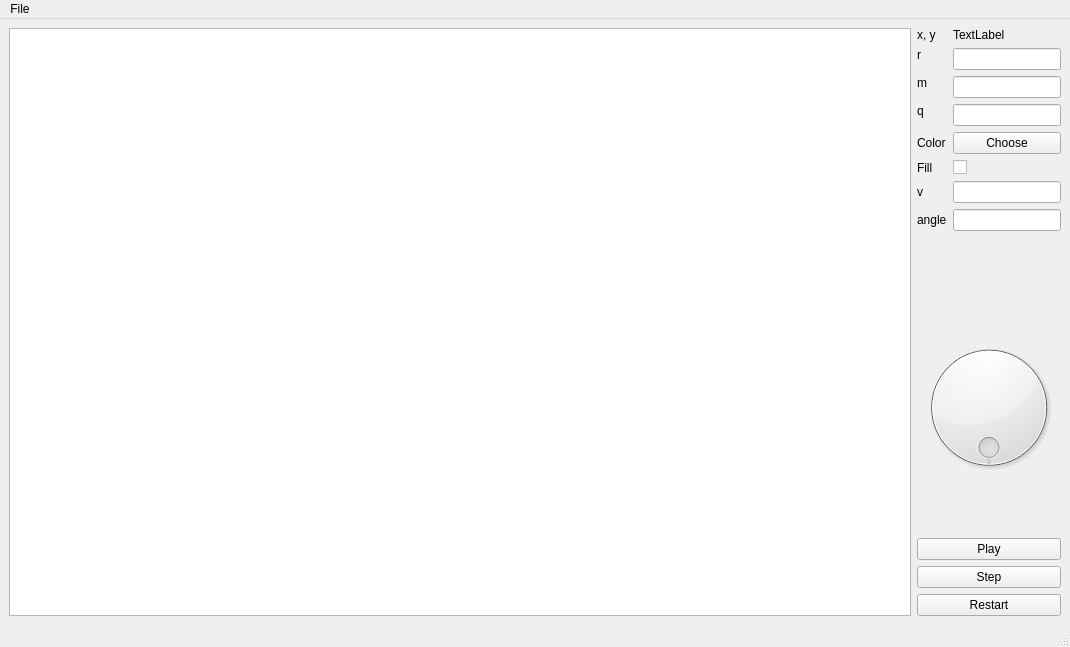
dmokin2022/PhysicalModelling, file mainwindow.ui: the form before one commit.
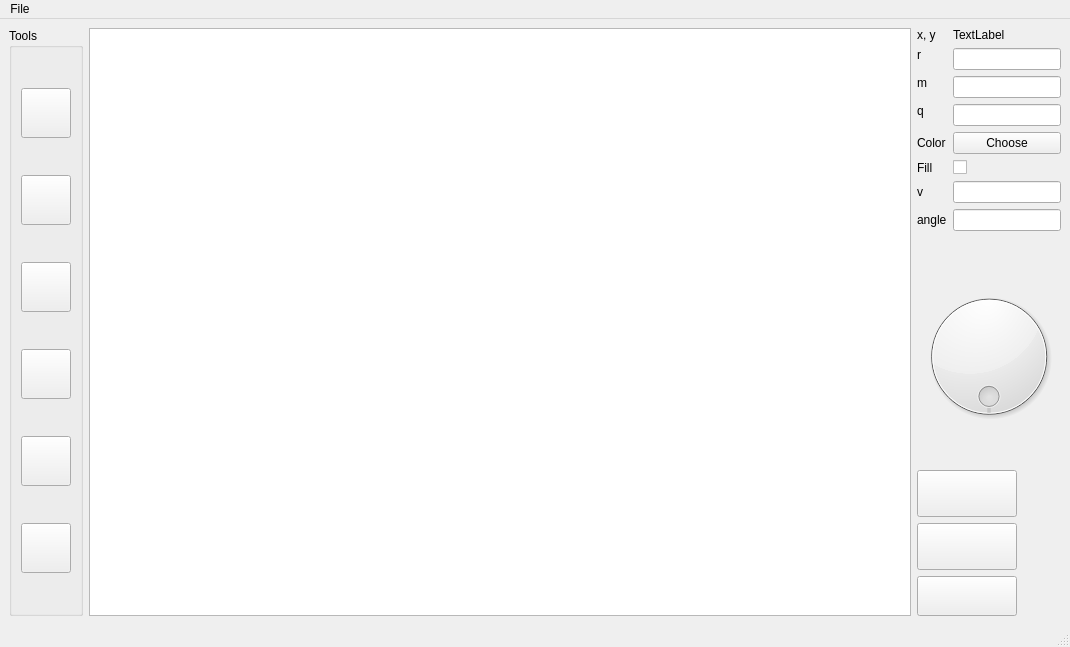
The form after the commit. Icons and pictures are not drawn.

What changed in the file:
```diff
--- a/mainwindow.ui
+++ b/mainwindow.ui
@@ -21,6 +21,131 @@
     </sizepolicy>
    </property>
    <layout class="QHBoxLayout" name="horizontalLayout_2">
+    <item>
+     <widget class="QGroupBox" name="groupBox">
+      <property name="title">
+       <string>Tools</string>
+      </property>
+      <layout class="QVBoxLayout" name="verticalLayout_2">
+       <item>
+        <widget class="QToolButton" name="toolButton_2">
+         <property name="minimumSize">
+          <size>
+           <width>50</width>
+           <height>50</height>
+          </size>
+         </property>
+         <property name="text">
+          <string/>
+         </property>
+         <property name="icon">
+          <iconset resource="Resources.qrc">
+           <normaloff>:/icons/Resources/Icons/icons8_circle.ico</normaloff>:/icons/Resources/Icons/icons8_circle.ico</iconset>
+         </property>
+         <property name="iconSize">
+          <size>
+           <width>30</width>
+           <height>30</height>
+          </size>
+         </property>
+         <property name="checkable">
+          <bool>true</bool>
+         </property>
+        </widget>
+       </item>
+       <item>
+        <widget class="QToolButton" name="toolButton_4">
+         <property name="minimumSize">
+          <size>
+           <width>50</width>
+           <height>50</height>
+          </size>
+         </property>
+         <property name="text">
+          <string/>
+         </property>
+         <property name="icon">
+          <iconset resource="Resources.qrc">
+           <normaloff>:/icons/Resources/Icons/icons8_connect.ico</normaloff>:/icons/Resources/Icons/icons8_connect.ico</iconset>
+         </property>
+         <property name="iconSize">
+          <size>
+           <width>30</width>
+           <height>30</height>
+          </size>
+         </property>
+         <property name="checkable">
+          <bool>true</bool>
+         </property>
+        </widget>
+       </item>
+       <item>
+        <widget class="QToolButton" name="toolButton_6">
+         <property name="minimumSize">
+          <size>
+           <width>50</width>
+           <height>50</height>
+          </size>
+         </property>
+         <property name="text">
+          <string/>
+         </property>
+         <property name="checkable">
+          <bool>true</bool>
+         </property>
+        </widget>
+       </item>
+       <item>
+        <widget class="QToolButton" name="toolButton_5">
+         <property name="minimumSize">
+          <size>
+           <width>50</width>
+           <height>50</height>
+          </size>
+         </property>
+         <property name="text">
+          <string/>
+         </property>
+         <property name="checkable">
+          <bool>true</bool>
+         </property>
+        </widget>
+       </item>
+       <item>
+        <widget class="QToolButton" name="toolButton_3">
+         <property name="minimumSize">
+          <size>
+           <width>50</width>
+           <height>50</height>
+          </size>
+         </property>
+         <property name="text">
+          <string/>
+         </property>
+         <property name="checkable">
+          <bool>true</bool>
+         </property>
+        </widget>
+       </item>
+       <item>
+        <widget class="QToolButton" name="toolButton">
+         <property name="minimumSize">
+          <size>
+           <width>50</width>
+           <height>50</height>
+          </size>
+         </property>
+         <property name="text">
+          <string/>
+         </property>
+         <property name="checkable">
+          <bool>true</bool>
+         </property>
+        </widget>
+       </item>
+      </layout>
+     </widget>
+    </item>
     <item>
      <widget class="QGraphicsView" name="graphicsView">
       <property name="sizePolicy">
@@ -199,23 +324,83 @@
        </widget>
       </item>
       <item>
-       <widget class="QPushButton" name="pushButtonPlay">
+       <widget class="QToolButton" name="toolButtonPlay">
+        <property name="minimumSize">
+         <size>
+          <width>100</width>
+          <height>30</height>
+         </size>
+        </property>
         <property name="text">
-         <string>Play</string>
+         <string/>
         </property>
+        <property name="icon">
+         <iconset resource="Resources.qrc">
+          <normaloff>:/icons/Resources/Icons/icons8_play.ico</normaloff>
+          <normalon>:/icons/Resources/Icons/icons8_pause.ico</normalon>:/icons/Resources/Icons/icons8_play.ico</iconset>
+        </property>
+        <property name="iconSize">
+         <size>
+          <width>40</width>
+          <height>40</height>
+         </size>
+        </property>
+        <property name="checkable">
+         <bool>true</bool>
+        </property>
        </widget>
       </item>
       <item>
-       <widget class="QPushButton" name="pushButtonStep">
+       <widget class="QToolButton" name="toolButtonOneStep">
+        <property name="minimumSize">
+         <size>
+          <width>100</width>
+          <height>30</height>
+         </size>
+        </property>
         <property name="text">
-         <string>Step</string>
+         <string/>
         </property>
+        <property name="icon">
+         <iconset resource="Resources.qrc">
+          <normaloff>:/icons/Resources/Icons/icons8_resume_button.ico</normaloff>
+          <normalon>:/icons/Resources/Icons/icons8_pause.ico</normalon>:/icons/Resources/Icons/icons8_resume_button.ico</iconset>
+        </property>
+        <property name="iconSize">
+         <size>
+          <width>40</width>
+          <height>40</height>
+         </size>
+        </property>
+        <property name="checkable">
+         <bool>false</bool>
+        </property>
        </widget>
       </item>
       <item>
-       <widget class="QPushButton" name="pushButtonRestart">
+       <widget class="QToolButton" name="toolButtonRestart">
+        <property name="minimumSize">
+         <size>
+          <width>100</width>
+          <height>40</height>
+         </size>
+        </property>
         <property name="text">
-         <string>Restart</string>
+         <string/>
+        </property>
+        <property name="icon">
+         <iconset resource="Resources.qrc">
+          <normaloff>:/icons/Resources/Icons/icons8_restart.ico</normaloff>
+          <normalon>:/icons/Resources/Icons/icons8_pause.ico</normalon>:/icons/Resources/Icons/icons8_restart.ico</iconset>
+        </property>
+        <property name="iconSize">
+         <size>
+          <width>30</width>
+          <height>30</height>
+         </size>
+        </property>
+        <property name="checkable">
+         <bool>false</bool>
         </property>
        </widget>
       </item>
```
Left out of the diff: 40 changed lines with no effect on the pictures.
